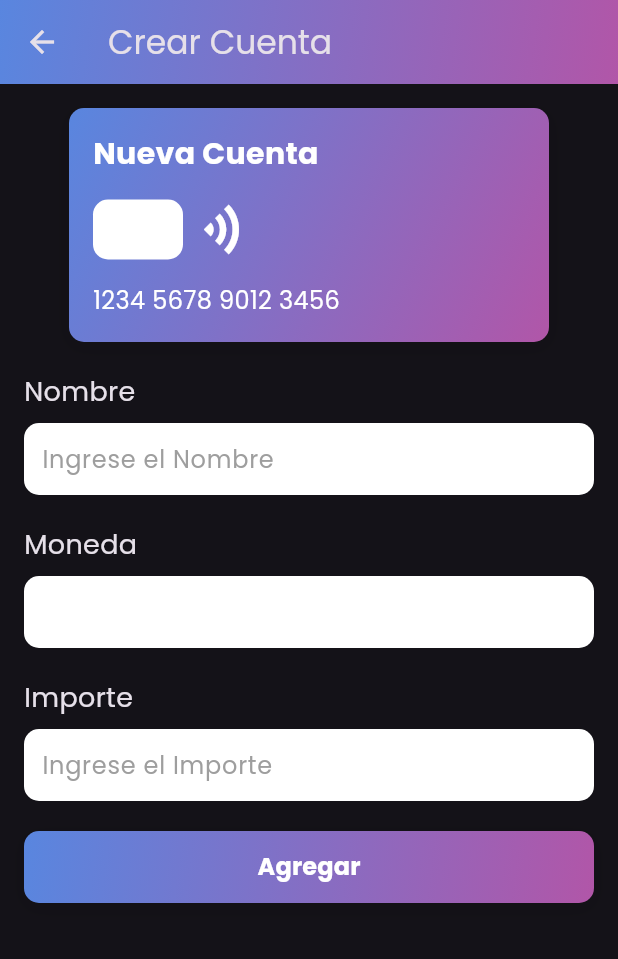
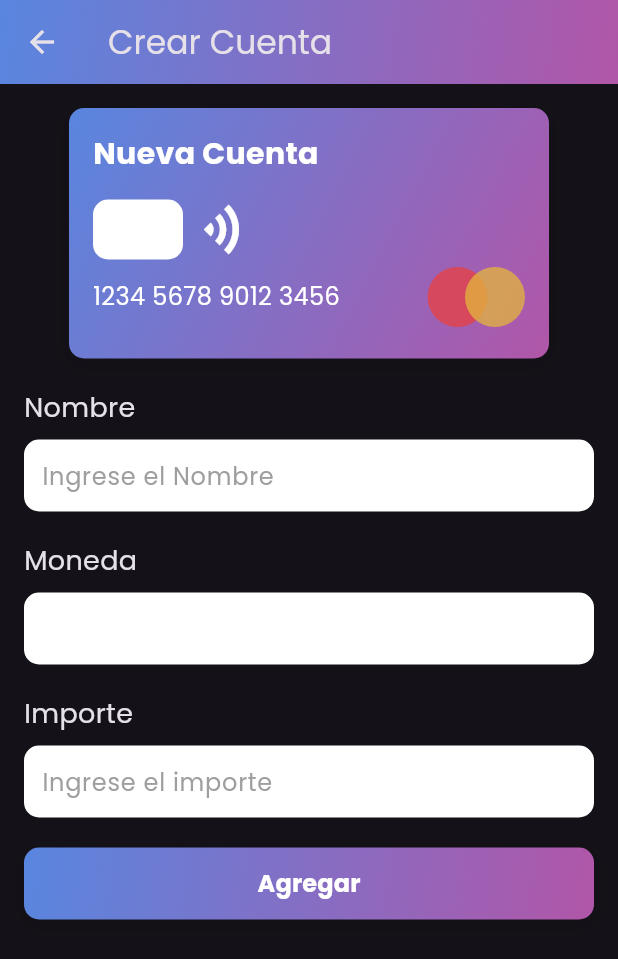
Before and after one commit to Edurz135/mycash_front, a Flutter app: the AccountsScreen screen opened directly, after a tap on the "add" icon, on a phone screen of 412 x 824 dp. Shown: the top 959 px of the screen. Run offline on Flutter 3.47's test engine with Material 3 defaults, Android fonts, the phone set to English and light mode, and no system bars; network calls fail.

Commit message:
forms, using endpoints n validations

```diff
--- /dev/null
+++ b/lib/components/creditcard_item.dart
@@ -0,0 +1,102 @@
+import 'package:flutter/material.dart';
+
+class CreditCardItem extends StatelessWidget {
+  const CreditCardItem({
+    Key? key,
+  }) : super(key: key);
+
+  @override
+  Widget build(BuildContext context) {
+    return Container(
+      width: 320,
+      decoration: BoxDecoration(
+        borderRadius: BorderRadius.circular(10.0),
+        gradient: const LinearGradient(
+          begin: Alignment.topLeft,
+          end: Alignment.bottomRight,
+          colors: [
+            Color.fromRGBO(89, 134, 223, 1),
+            Color.fromRGBO(177, 86, 168, 1)
+          ],
+        ),
+        boxShadow: [
+          BoxShadow(
+            color: Colors.black.withOpacity(0.1),
+            spreadRadius: 1,
+            blurRadius: 10,
+            offset: Offset(0, 3),
+          ),
+        ],
+      ),
+      padding: EdgeInsets.all(16.0),
+      child: Column(
+        crossAxisAlignment: CrossAxisAlignment.start,
+        children: [
+          const Text(
+            'Nueva Cuenta',
+            style: TextStyle(
+              fontSize: 20,
+              fontWeight: FontWeight.bold,
+              color: Colors.white,
+            ),
+          ),
+          const SizedBox(height: 16),
+          Row(
+            mainAxisAlignment: MainAxisAlignment.start,
+            children: [
+              Container(
+                width: 60,
+                height: 40,
+                decoration: BoxDecoration(
+                  color: Colors.white,
+                  borderRadius: BorderRadius.circular(10.0),
+                ),
+              ),
+              const SizedBox(width: 8),
+              Transform.rotate(
+                angle: 90 * 3.14159 / 180,
+                child: Icon(Icons.wifi, size: 36, color: Colors.white),
+              ),
+            ],
+          ),
+          Row(
+            mainAxisAlignment: MainAxisAlignment.spaceBetween,
+            children: [
+              const Text(
+                '1234 5678 9012 3456',
+                style: TextStyle(fontSize: 16, color: Colors.white),
+              ),
+              Stack(
+                alignment: Alignment.center,
+                children: [
+                  Container(
+                    width: 65,
+                    height: 50,
+                  ),
+                  Positioned(
+                      left: 0,
+                      child: Container(
+                          width: 40,
+                          height: 40,
+                          decoration: const BoxDecoration(
+                            shape: BoxShape.circle,
+                            color: Color.fromRGBO(232, 64, 64, 0.75),
+                          ))),
+                  Positioned(
+                      right: 0,
+                      child: Container(
+                          width: 40,
+                          height: 40,
+                          decoration: const BoxDecoration(
+                            shape: BoxShape.circle,
+                            color: Color.fromRGBO(227, 181, 60, 0.75),
+                          ))),
+                ],
+              ),
+            ],
+          )
+        ],
+      ),
+    );
+  }
+}
--- a/lib/screens/accounts_screen.dart
+++ b/lib/screens/accounts_screen.dart
@@ -1,8 +1,34 @@
 import 'package:flutter/material.dart';
 import 'package:mycash_front/components/detailed_account_item.dart';
 import 'package:mycash_front/screens/create_account_screen.dart';
+import 'package:mycash_front/services/account_service.dart'; // Import your AccountService
 
-class AccountsScreen extends StatelessWidget {
+class AccountsScreen extends StatefulWidget {
+  @override
+  _AccountsScreenState createState() => _AccountsScreenState();
+}
+
+class _AccountsScreenState extends State<AccountsScreen> {
+  List<Map<String, dynamic>> accounts = [];
+
+  @override
+  void initState() {
+    super.initState();
+    fetchAccounts();
+  }
+
+  Future<void> fetchAccounts() async {
+    try {
+      final List<Map<String, dynamic>> fetchedAccounts = await AccountService.fetchAccounts('eyJhbGciOiJIUzI1NiIsInR5cCI6IkpXVCJ9.eyJpZCI6MSwiaWF0IjoxNzE1MjkwNzY4LCJleHAiOjE3MTUzNzcxNjh9.xVm4UPAUqb6f4Ai3WlM5crpHGlYHgIx-s1Av7kJ-6wM'); // Make sure to replace `token` with your actual token
+      setState(() {
+        accounts = fetchedAccounts;
+      });
+    } catch (e) {
+      print('Error fetching accounts: $e');
+      // Handle error appropriately, e.g., show a snackbar
+    }
+  }
+
   @override
   Widget build(BuildContext context) {
     return Scaffold(
@@ -22,22 +48,22 @@ class AccountsScreen extends StatelessWidget {
         ),
       ),
       body: Padding(
-        padding: const EdgeInsets.symmetric(
-            horizontal: 16.0), // Add horizontal padding
+        padding: const EdgeInsets.symmetric(horizontal: 16.0),
         child: Column(
           children: [
             const SizedBox(height: 16),
-            const Padding(
+            for (var account in accounts)
+              Padding(
                 padding: const EdgeInsets.only(bottom: 16.0),
-              child:
-                  DetailedAccountItem(title: 'Efectivo', amount: 'PEN 930.00'),
+                child: DetailedAccountItem(
+                  title: account['name'] ?? '',
+                  amount: 'PEN ${account['balance'] ?? 0.00}',
                 ),
-            const Padding(
-              padding: const EdgeInsets.only(bottom: 16.0),
-              child:
-                  DetailedAccountItem(title: 'Débito', amount: 'PEN 4200.00'),
               ),
-            FloatingActionButton(
+          ],
+        ),
+      ),
+      floatingActionButton: FloatingActionButton(
         onPressed: () {
           Navigator.push(
             context,
@@ -46,9 +72,6 @@ class AccountsScreen extends StatelessWidget {
         },
         child: Icon(Icons.add, color: Colors.grey.shade300),
       ),
-          ],
-        ),
-      ),
     );
   }
 }
--- a/lib/screens/create_account_screen.dart
+++ b/lib/screens/create_account_screen.dart
@@ -1,5 +1,6 @@
 import 'package:flutter/material.dart';
-import 'package:mycash_front/components/detailed_account_item.dart';
+import 'package:mycash_front/components/creditcard_item.dart';
+import 'package:mycash_front/services/account_service.dart';
 
 class CreateAccountScreen extends StatelessWidget {
   @override
@@ -20,107 +21,57 @@ class CreateAccountScreen extends StatelessWidget {
           ),
         ),
       ),
-      body: SingleChildScrollView(
+      body: const SingleChildScrollView(
         child: Padding(
-          padding: const EdgeInsets.symmetric(horizontal: 16.0),
+          padding: EdgeInsets.symmetric(horizontal: 16.0),
           child: Column(
             children: [
-              const SizedBox(height: 16),
-              Center(
-                child: Container(
-                  width: 320,
-                  decoration: BoxDecoration(
-                    borderRadius: BorderRadius.circular(10.0),
-                    gradient: const LinearGradient(
-                      begin: Alignment.topLeft,
-                      end: Alignment.bottomRight,
-                      colors: [
-                        Color.fromRGBO(89, 134, 223, 1),
-                        Color.fromRGBO(177, 86, 168, 1)
-                      ],
-                    ),
-                    boxShadow: [
-                      BoxShadow(
-                        color: Colors.black.withOpacity(0.1),
-                        spreadRadius: 1,
-                        blurRadius: 10,
-                        offset: Offset(0, 3),
-                      ),
-                    ],
-                  ),
-                  padding: EdgeInsets.all(16.0),
-                  child: Column(
-                    crossAxisAlignment: CrossAxisAlignment.start,
-                    children: [
-                      const Text(
-                        'Nueva Cuenta',
-                        style: TextStyle(
-                          fontSize: 20,
-                          fontWeight: FontWeight.bold,
-                          color: Colors.white,
-                        ),
-                      ),
-                      const SizedBox(height: 16),
-                      Row(
-                        mainAxisAlignment: MainAxisAlignment.start,
-                        children: [
-                          Container(
-                            width: 60,
-                            height: 40,
-                            decoration: BoxDecoration(
-                              color: Colors.white,
-                              borderRadius: BorderRadius.circular(10.0),
-                            ),
-                          ),
-                          const SizedBox(width: 8),
-                          Transform.rotate(
-                            angle: 90 * 3.14159 / 180,
-                            child:
-                                Icon(Icons.wifi, size: 36, color: Colors.white),
-                          ),
-                        ],
-                      ),
-                      const SizedBox(height: 16),
-                      const Text(
-                        '1234 5678 9012 3456',
-                        style: TextStyle(fontSize: 16, color: Colors.white),
-                      ),
-                    ],
-                  ),
-                ),
-              ),
-              const SizedBox(height: 20),
-              Form(
-                child: Column(
-                  crossAxisAlignment: CrossAxisAlignment.start,
-                  children: [
-                    _buildFormItem('Nombre', TextInputType.text),
-                    const SizedBox(height: 20),
-                    _buildCurrencyDropdown(),
-                    const SizedBox(height: 20),
-                    _buildFormItem('Importe', TextInputType.number),
-                  ],
-                ),
-              ),
-              const SizedBox(height: 20),
-              _buildAddButton(context),
-              const SizedBox(height: 200), // Extra space for keyboard
+              SizedBox(height: 16),
+              CreditCardItem(),
+              SizedBox(height: 20),
+              CreateAccountForm()
             ],
           ),
         ),
       ),
     );
   }
+}
 
-  Widget _buildFormItem(String label, TextInputType inputType) {
-    return Column(
+class CreateAccountForm extends StatefulWidget {
+  const CreateAccountForm({super.key});
+
+  @override
+  CreateAccountFormState createState() {
+    return CreateAccountFormState();
+  }
+}
+
+class CreateAccountFormState extends State<CreateAccountForm> {
+  // Create a global key that uniquely identifies the Form widget
+  // and allows validation of the form.
+  //
+  // Note: This is a GlobalKey<FormState>,
+  // not a GlobalKey<MyCustomFormState>.
+  final _formKey = GlobalKey<FormState>();
+
+  String _name = '';
+  int _currencyTypeId = 0;
+  double _balance = 0.0;
+
+  @override
+  Widget build(BuildContext context) {
+    // Build a Form widget using the _formKey created above.
+    return Form(
+      key: _formKey,
+      child: Column(
         crossAxisAlignment: CrossAxisAlignment.start,
         children: [
-        Text(
-          label,
+          const Text(
+            'Nombre',
             style: TextStyle(fontSize: 18),
           ),
-        SizedBox(height: 8),
+          const SizedBox(height: 8),
           Container(
             width: double.infinity,
             padding: EdgeInsets.symmetric(horizontal: 12),
@@ -129,23 +80,26 @@ class CreateAccountScreen extends StatelessWidget {
               borderRadius: BorderRadius.circular(10.0),
             ),
             child: TextFormField(
-            keyboardType: inputType,
-            style: TextStyle(color: Colors.black), // Text color for form field
-            decoration: InputDecoration(
+              validator: (value) {
+                if (value == null || value.isEmpty) {
+                  return 'Por favor ingrese un nombre';
+                }
+                return null;
+              },
+              onSaved: (value) {
+                _name = value ?? "";
+              },
+              keyboardType: TextInputType.text,
+              style: const TextStyle(
+                  color: Colors.black), // Text color for form field
+              decoration: const InputDecoration(
                 border: InputBorder.none,
-              hintText: 'Ingrese el $label',
+                hintText: 'Ingrese el Nombre',
                 hintStyle: TextStyle(color: Colors.grey), // Hint text color
               ),
             ),
           ),
-      ],
-    );
-  }
-
-  Widget _buildCurrencyDropdown() {
-    return Column(
-      crossAxisAlignment: CrossAxisAlignment.start,
-      children: [
+          const SizedBox(height: 20),
           const Text(
             'Moneda',
             style: TextStyle(fontSize: 18),
@@ -165,18 +119,67 @@ class CreateAccountScreen extends StatelessWidget {
               items: ['Dollar', 'Soles', 'Euro']
                   .map((currency) => DropdownMenuItem<String>(
                         value: currency,
-                      child: Text(currency, style: TextStyle(color: Colors.black),),
+                        child: Text(
+                          currency,
+                          style: TextStyle(color: Colors.black),
+                        ),
                       ))
                   .toList(),
-            onChanged: (value) {},
+              onChanged: (value) {
+                // Update _currencyTypeId when an item is selected
+                setState(() {
+                  if (value == 'Dollar') {
+                    _currencyTypeId = 1; // Assuming 1 represents Dollar
+                  } else if (value == 'Soles') {
+                    _currencyTypeId = 2; // Assuming 2 represents Soles
+                  } else if (value == 'Euro') {
+                    _currencyTypeId = 3; // Assuming 3 represents Euro
+                  }
+                });
+              },
+              validator: (value) {
+                if (value == null) {
+                  return 'Por favor seleccione una moneda'; // Error message if no item is selected
+                }
+                return null; // Return null if validation succeeds
+              },
             ),
           ),
-      ],
-    );
+          const SizedBox(height: 20),
+          const Text(
+            'Importe',
+            style: TextStyle(fontSize: 18),
+          ),
+          const SizedBox(height: 8),
+          Container(
+            width: double.infinity,
+            padding: EdgeInsets.symmetric(horizontal: 12),
+            decoration: BoxDecoration(
+              color: Colors.white,
+              borderRadius: BorderRadius.circular(10.0),
+            ),
+            child: TextFormField(
+              validator: (value) {
+                if (value == null || value.isEmpty) {
+                  return 'Por favor ingrese un importe';
                 }
-
-  Widget _buildAddButton(BuildContext context) {
-    return Container(
+                return null;
+              },
+              onSaved: (value) {
+                _balance = double.tryParse(value ?? "") ?? 0.0;
+              },
+              keyboardType: TextInputType.number,
+              style: const TextStyle(
+                  color: Colors.black), // Text color for form field
+              decoration: const InputDecoration(
+                border: InputBorder.none,
+                hintText: 'Ingrese el importe',
+                hintStyle: TextStyle(color: Colors.grey), // Hint text color
+              ),
+            ),
+          ),
+          const SizedBox(height: 20),
+          Container(
             width: double.infinity,
             decoration: BoxDecoration(
               borderRadius: BorderRadius.circular(10.0),
@@ -193,15 +196,19 @@ class CreateAccountScreen extends StatelessWidget {
                   color: Colors.black.withOpacity(0.1),
                   spreadRadius: 1,
                   blurRadius: 10,
-            offset: Offset(0, 3),
+                  offset: const Offset(0, 3),
                 ),
               ],
             ),
             child: TextButton(
               onPressed: () {
-          Navigator.pop(context); // Navigate back
+                if (_formKey.currentState!.validate()) {
+                  _formKey.currentState!.save();
+                  _createAccount(context, _name, _currencyTypeId, _balance);
+                }
+                // Navigator.pop(context); // Navigate back
               },
-        child: Text(
+              child: const Text(
                 'Agregar',
                 style: TextStyle(
                   color: Colors.white,
@@ -210,6 +217,29 @@ class CreateAccountScreen extends StatelessWidget {
                 ),
               ),
             ),
+          )
+          // _buildAddButton(context, _formKey),
+          // const SizedBox(height: 200), // Extra space for keyboard
+        ],
+      ),
     );
   }
 }
+
+void _createAccount(
+    BuildContext context, String name, int currencyTypeId, double balance) {
+  // Call the service to create the account
+  AccountService.createAccount(
+    "eyJhbGciOiJIUzI1NiIsInR5cCI6IkpXVCJ9.eyJpZCI6MSwiaWF0IjoxNzE1MjkwNzY4LCJleHAiOjE3MTUzNzcxNjh9.xVm4UPAUqb6f4Ai3WlM5crpHGlYHgIx-s1Av7kJ-6wM",
+    name,
+    balance,
+    currencyTypeId,
+  ).then((_) {
+    // Account created successfully, navigate back
+    Navigator.pop(context);
+  }).catchError((error) {
+    // Handle errors if any
+    print("Error creating account: $error");
+    // You can show an error message to the user if needed
+  });
+}
--- /dev/null
+++ b/lib/services/account_service.dart
@@ -0,0 +1,42 @@
+import 'dart:convert';
+import 'package:http/http.dart' as http;
+
+class AccountService {
+  static Future<List<Map<String, dynamic>>> fetchAccounts(String token) async {
+    final url = Uri.parse('http://10.0.2.2:3000/api/accounts/');
+    final response = await http.get(
+      url,
+      headers: {'Authorization': 'Bearer $token'},
+    );
+    if (response.statusCode == 200) {
+      final List<dynamic> data = json.decode(response.body);
+      return data.cast<Map<String, dynamic>>();
+    } else {
+      throw Exception('Failed to load accounts');
+    }
+  }
+
+  static Future<void> createAccount(
+    String token,
+    String name,
+    double balance,
+    int currencyTypeId,
+  ) async {
+    final url = Uri.parse('http://10.0.2.2:3000/api/accounts/');
+    final response = await http.post(
+      url,
+      headers: {
+        'Authorization': 'Bearer $token',
+        'Content-Type': 'application/json',
+      },
+      body: json.encode({
+        'name': name,
+        'balance': balance,
+        'currencyTypeId': currencyTypeId,
+      }),
+    );
+    if (response.statusCode != 200) {
+      throw Exception('Failed to create account');
+    }
+  }
+}
--- a/pubspec.yaml
+++ b/pubspec.yaml
@@ -30,6 +30,8 @@ environment:
 dependencies:
   flutter:
     sdk: flutter
+
+  http: ^0.13.3
 
 
   # The following adds the Cupertino Icons font to your application.
```
Also changed, not shown: lib/screens/home_screen.dart (+34 -7 lines), pubspec.lock. Lines whose indentation alone changed are shown as unchanged.
